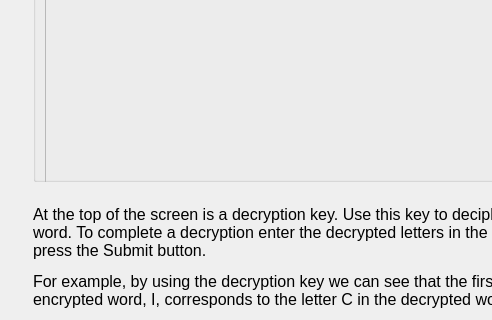
Old version of the form MarketSimulation/instructionscreen5.ui in the repository dwattttt/marketsim; both pictures show x 0 to 492 and y 184 to 504 of the 667 by 504 pixel window.
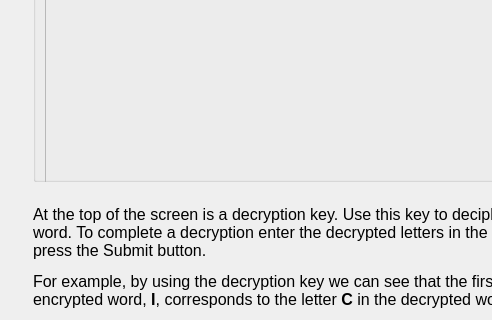
New version of the form.

```diff
--- a/MarketSimulation/instructionscreen5.ui
+++ b/MarketSimulation/instructionscreen5.ui
@@ -107,7 +107,12 @@
         </font>
        </property>
        <property name="text">
-        <string>&lt;html&gt;&lt;head/&gt;&lt;body&gt;&lt;p&gt;At the top of the screen is a decryption key. Use this key to decipher the encrypted word. To complete a decryption enter the decrypted letters in the space provided and press the Submit button.&lt;/p&gt;&lt;p&gt;For example, by using the decryption key we can see that the first letter in the encrypted word, I, corresponds to the letter C in the decrypted word. &lt;/p&gt;&lt;/body&gt;&lt;/html&gt;</string>
+        <string>&lt;!DOCTYPE HTML PUBLIC &quot;-//W3C//DTD HTML 4.0//EN&quot; &quot;http://www.w3.org/TR/REC-html40/strict.dtd&quot;&gt;
+&lt;html&gt;&lt;head&gt;&lt;meta name=&quot;qrichtext&quot; content=&quot;1&quot; /&gt;&lt;style type=&quot;text/css&quot;&gt;
+p, li { white-space: pre-wrap; }
+&lt;/style&gt;&lt;/head&gt;&lt;body style=&quot; font-family:'MS Shell Dlg 2'; font-size:12pt; font-weight:400; font-style:normal;&quot;&gt;
+&lt;p style=&quot; margin-top:12px; margin-bottom:12px; margin-left:0px; margin-right:0px; -qt-block-indent:0; text-indent:0px;&quot;&gt;At the top of the screen is a decryption key. Use this key to decipher the encrypted word. To complete a decryption enter the decrypted letters in the space provided and press the Submit button.&lt;/p&gt;
+&lt;p style=&quot; margin-top:12px; margin-bottom:12px; margin-left:0px; margin-right:0px; -qt-block-indent:0; text-indent:0px;&quot;&gt;For example, by using the decryption key we can see that the first letter in the encrypted word, &lt;span style=&quot; font-weight:600;&quot;&gt;I&lt;/span&gt;, corresponds to the letter &lt;span style=&quot; font-weight:600;&quot;&gt;C&lt;/span&gt; in the decrypted word. &lt;/p&gt;&lt;/body&gt;&lt;/html&gt;</string>
        </property>
        <property name="wordWrap">
         <bool>true</bool>
```
